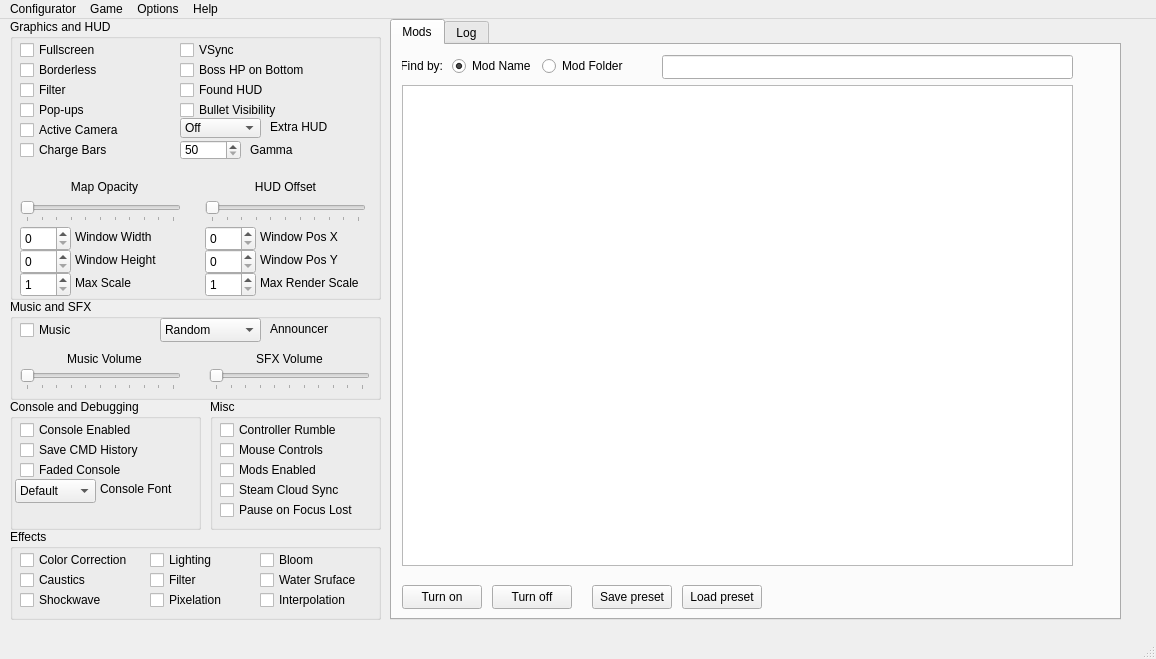
The window that mainwindow.ui (BrakeDude/IsaacConfigurator) describes before a commit, drawn with Qt 5.
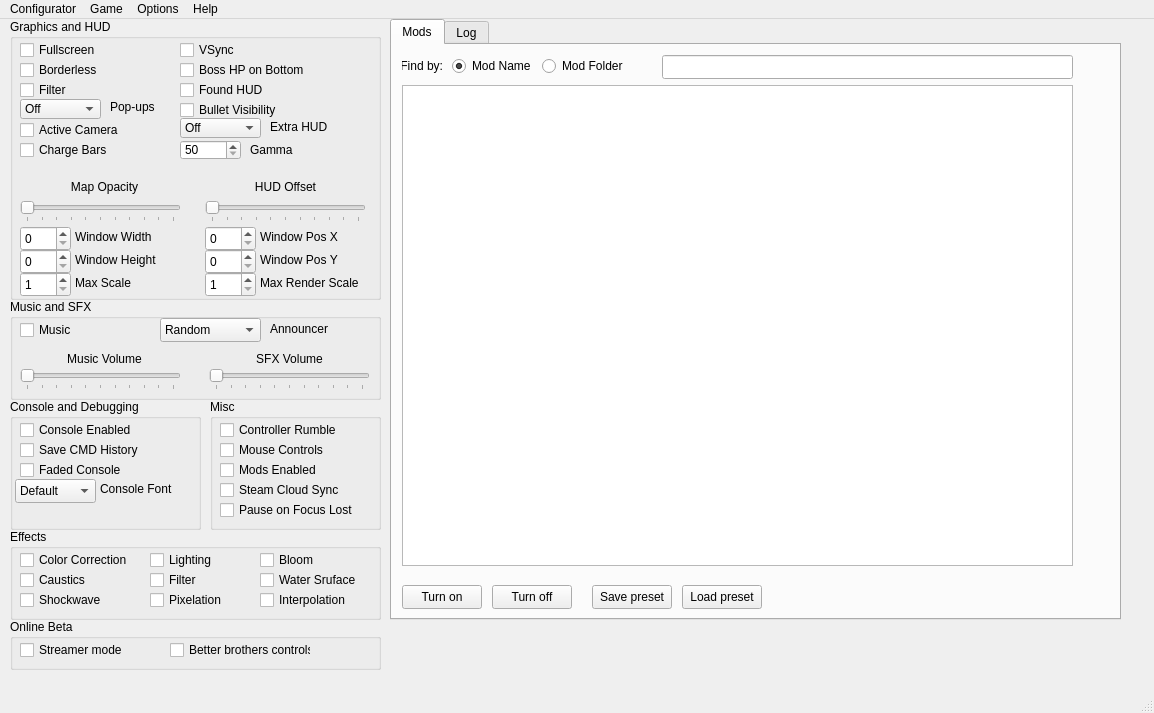
The same window after the commit. Icons and pictures are not drawn.

Commit message: Online beta options

```diff
--- a/mainwindow.ui
+++ b/mainwindow.ui
@@ -6,8 +6,8 @@
    <rect>
     <x>0</x>
     <y>0</y>
-    <width>1156</width>
-    <height>659</height>
+    <width>1154</width>
+    <height>713</height>
    </rect>
   </property>
   <property name="minimumSize">
@@ -70,22 +70,6 @@
       <number>0</number>
      </property>
     </widget>
-    <widget class="QCheckBox" name="checkBox_PopUp">
-     <property name="geometry">
-      <rect>
-       <x>10</x>
-       <y>80</y>
-       <width>131</width>
-       <height>22</height>
-      </rect>
-     </property>
-     <property name="layoutDirection">
-      <enum>Qt::LeftToRight</enum>
-     </property>
-     <property name="text">
-      <string>Pop-ups</string>
-     </property>
-    </widget>
     <widget class="QCheckBox" name="checkBox_Fullscreen">
      <property name="geometry">
       <rect>
@@ -564,6 +548,47 @@
       <number>1</number>
      </property>
     </widget>
+    <widget class="QComboBox" name="comboBox_PopUp">
+     <property name="geometry">
+      <rect>
+       <x>10</x>
+       <y>80</y>
+       <width>81</width>
+       <height>20</height>
+      </rect>
+     </property>
+     <property name="layoutDirection">
+      <enum>Qt::LeftToRight</enum>
+     </property>
+     <item>
+      <property name="text">
+       <string>Off</string>
+      </property>
+     </item>
+     <item>
+      <property name="text">
+       <string>Big</string>
+      </property>
+     </item>
+     <item>
+      <property name="text">
+       <string>Small</string>
+      </property>
+     </item>
+    </widget>
+    <widget class="QLabel" name="label_2">
+     <property name="geometry">
+      <rect>
+       <x>100</x>
+       <y>80</y>
+       <width>61</width>
+       <height>16</height>
+      </rect>
+     </property>
+     <property name="text">
+      <string>Pop-ups</string>
+     </property>
+    </widget>
    </widget>
    <widget class="QGroupBox" name="groupBox_Console">
     <property name="geometry">
@@ -1230,6 +1255,45 @@
      </property>
     </widget>
    </widget>
+   <widget class="QGroupBox" name="groupBox_OnlineBetaSettings">
+    <property name="geometry">
+     <rect>
+      <x>10</x>
+      <y>600</y>
+      <width>371</width>
+      <height>51</height>
+     </rect>
+    </property>
+    <property name="title">
+     <string>Online Beta</string>
+    </property>
+    <widget class="QCheckBox" name="checkBox_Steamer">
+     <property name="geometry">
+      <rect>
+       <x>10</x>
+       <y>20</y>
+       <width>111</width>
+       <height>22</height>
+      </rect>
+     </property>
+     <property name="text">
+      <string>Streamer mode</string>
+     </property>
+    </widget>
+    <widget class="QCheckBox" name="checkBox_JEcontrols">
+     <property name="geometry">
+      <rect>
+       <x>160</x>
+       <y>20</y>
+       <width>141</width>
+       <height>22</height>
+      </rect>
+     </property>
+     <property name="text">
+      <string>Better brothers controls</string>
+     </property>
+    </widget>
+   </widget>
   </widget>
   <widget class="QStatusBar" name="statusbar">
    <property name="enabled">
@@ -1241,7 +1305,7 @@
     <rect>
      <x>0</x>
      <y>0</y>
-     <width>1156</width>
+     <width>1154</width>
      <height>21</height>
     </rect>
    </property>
```
The commit also changes 7 other files.
